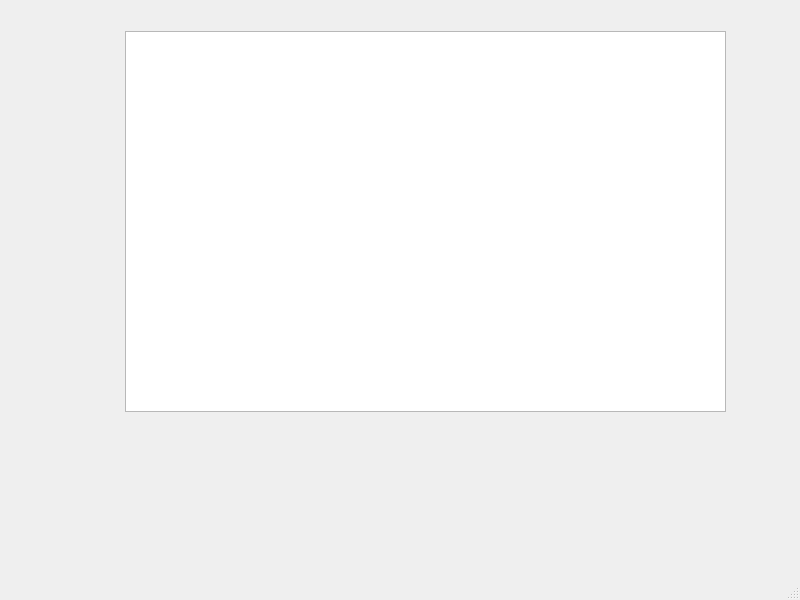
Above: mainwindow.ui from Ivan-Badenhorst/extendable-game-base before the change. Below: the same form after it.
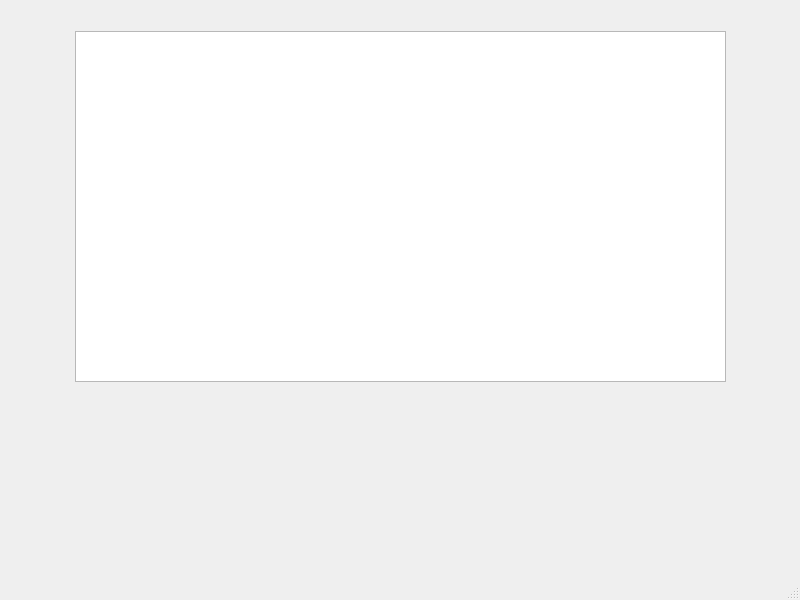
That is the form after the change.

```diff
--- a/mainwindow.ui
+++ b/mainwindow.ui
@@ -17,12 +17,18 @@
    <widget class="QGraphicsView" name="graphicsView">
     <property name="geometry">
      <rect>
-      <x>125</x>
+      <x>75</x>
       <y>31</y>
-      <width>601</width>
-      <height>381</height>
+      <width>651</width>
+      <height>351</height>
      </rect>
     </property>
+    <property name="verticalScrollBarPolicy">
+     <enum>Qt::ScrollBarAlwaysOff</enum>
+    </property>
+    <property name="horizontalScrollBarPolicy">
+     <enum>Qt::ScrollBarAlwaysOff</enum>
+    </property>
    </widget>
   </widget>
   <widget class="QMenuBar" name="menubar">
```
